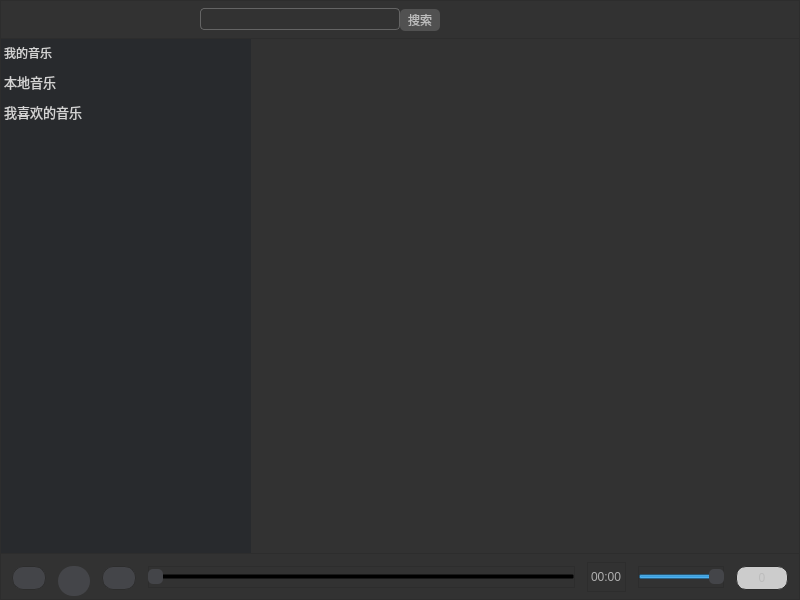
tongtianli/QtMusicPlayer, file mainWindow/mainwindow.ui: the form before one commit.
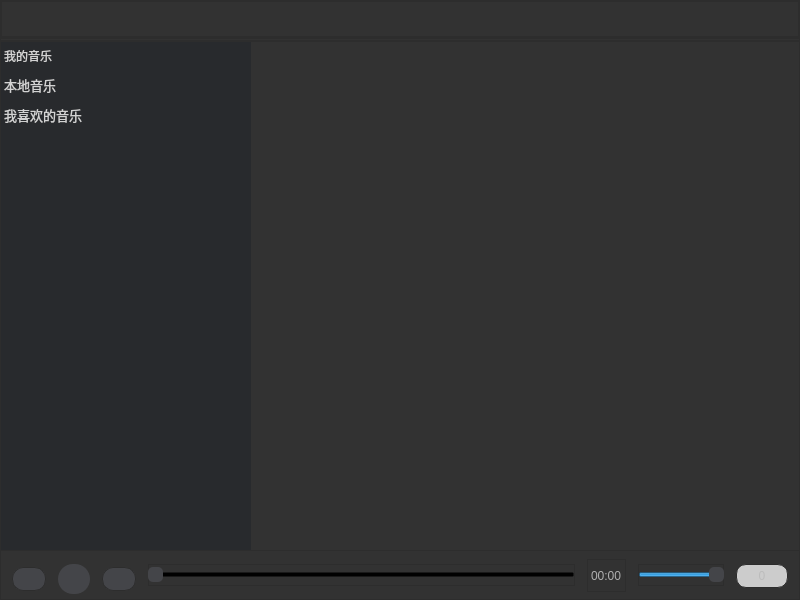
The form after the commit. Icons and pictures are not drawn.

The edit to the form file:
```diff
--- a/mainWindow/mainwindow.ui
+++ b/mainWindow/mainwindow.ui
@@ -282,7 +282,7 @@
 		background: rgb(50, 50, 50);
 }</string>
    </property>
-   <layout class="QVBoxLayout" name="verticalLayout" stretch="0,1,0">
+   <layout class="QVBoxLayout" name="verticalLayout" stretch="0,0,1,0">
     <property name="spacing">
      <number>0</number>
     </property>
@@ -299,247 +299,67 @@
      <number>0</number>
     </property>
     <item>
-     <layout class="QHBoxLayout" name="mainwinHead" stretch="0,1,0,0,0,0,0">
-      <property name="spacing">
+     <widget class="QScrollArea" name="head">
+      <property name="minimumSize">
+       <size>
+        <width>0</width>
+        <height>38</height>
+       </size>
+      </property>
+      <property name="maximumSize">
+       <size>
+        <width>16777215</width>
+        <height>38</height>
+       </size>
+      </property>
+      <property name="lineWidth">
        <number>0</number>
       </property>
-      <property name="topMargin">
-       <number>8</number>
+      <property name="verticalScrollBarPolicy">
+       <enum>Qt::ScrollBarAlwaysOff</enum>
       </property>
-      <property name="rightMargin">
-       <number>12</number>
+      <property name="horizontalScrollBarPolicy">
+       <enum>Qt::ScrollBarAlwaysOff</enum>
       </property>
-      <property name="bottomMargin">
-       <number>8</number>
+      <property name="widgetResizable">
+       <bool>true</bool>
       </property>
-      <item>
-       <spacer name="horizontalSpacer">
-        <property name="orientation">
-         <enum>Qt::Horizontal</enum>
-        </property>
-        <property name="sizeType">
-         <enum>QSizePolicy::Fixed</enum>
-        </property>
-        <property name="sizeHint" stdset="0">
-         <size>
-          <width>200</width>
-          <height>22</height>
-         </size>
-        </property>
-       </spacer>
-      </item>
-      <item>
-       <widget class="QLineEdit" name="searchBox">
-        <property name="sizePolicy">
-         <sizepolicy hsizetype="Fixed" vsizetype="Fixed">
-          <horstretch>0</horstretch>
-          <verstretch>0</verstretch>
-         </sizepolicy>
-        </property>
-        <property name="minimumSize">
-         <size>
-          <width>200</width>
-          <height>22</height>
-         </size>
-        </property>
-        <property name="maximumSize">
-         <size>
-          <width>200</width>
-          <height>22</height>
-         </size>
-        </property>
-        <property name="styleSheet">
-         <string notr="true"/>
-        </property>
-        <property name="clearButtonEnabled">
-         <bool>true</bool>
-        </property>
-       </widget>
-      </item>
-      <item>
-       <widget class="QPushButton" name="searchBotton">
-        <property name="sizePolicy">
-         <sizepolicy hsizetype="Minimum" vsizetype="Fixed">
-          <horstretch>40</horstretch>
-          <verstretch>22</verstretch>
-         </sizepolicy>
-        </property>
-        <property name="minimumSize">
-         <size>
-          <width>22</width>
-          <height>22</height>
-         </size>
-        </property>
-        <property name="maximumSize">
-         <size>
-          <width>40</width>
-          <height>20</height>
-         </size>
-        </property>
-        <property name="styleSheet">
-         <string notr="true">/**********按钮**********/
-QPushButton{
-
-	border: none;
-	border-radius: 5px;
-	min-width: 22px;
-	min-height: 22px;	
-}
-
-QPushButton:enabled {
-        background: rgb(81, 81, 81);
-        	color: rgb(188, 188, 188);
-}
-QPushButton:!enabled {
-        background: rgb(100, 100, 100);
-        color: rgb(200, 200, 200);
-}
-QPushButton:enabled:hover{
-        background: rgb(85, 85, 85);
-}
-QPushButton:enabled:pressed{
-        background: rgb(80, 80, 80);
+      <widget class="QWidget" name="scrollAreaWidgetContents_2">
+       <property name="geometry">
+        <rect>
+         <x>0</x>
+         <y>0</y>
+         <width>798</width>
+         <height>36</height>
+        </rect>
+       </property>
+       <property name="minimumSize">
+        <size>
+         <width>0</width>
+         <height>36</height>
+        </size>
+       </property>
+       <property name="maximumSize">
+        <size>
+         <width>16777215</width>
+         <height>36</height>
+        </size>
+       </property>
+      </widget>
+     </widget>
+    </item>
+    <item>
+     <widget class="Line" name="line">
+      <property name="styleSheet">
+       <string notr="true">Line{
+	
+	background-color: qlineargradient(spread:pad, x1:0, y1:0, x2:1, y2:0, stop:0 rgb(130, 0, 0), stop:0.166 rgb(255, 0, 0),  stop:1 rgb(130, 0, 0));
 }</string>
-        </property>
-        <property name="text">
-         <string>搜索</string>
-        </property>
-       </widget>
-      </item>
-      <item>
-       <spacer name="horizontalSpacer_2">
-        <property name="orientation">
-         <enum>Qt::Horizontal</enum>
-        </property>
-        <property name="sizeHint" stdset="0">
-         <size>
-          <width>40</width>
-          <height>22</height>
-         </size>
-        </property>
-       </spacer>
-      </item>
-      <item>
-       <widget class="QPushButton" name="btnHide">
-        <property name="styleSheet">
-         <string notr="true">QPushButton{
-
-	border: none;
-	border-radius: 5px;
-	min-width: 22px;
-	min-height: 22px;	
-}
-
-QPushButton:enabled {
-        background: transparent;
-        	color: rgb(188, 188, 188);
-}
-QPushButton:!enabled {
-        background: rgb(100, 100, 100);
-        color: rgb(200, 200, 200);
-}
-QPushButton:enabled:hover{
-        background: rgb(85, 85, 85);
-}
-QPushButton:enabled:pressed{
-        background: rgb(80, 80, 80);
-}
-</string>
-        </property>
-        <property name="text">
-         <string/>
-        </property>
-        <property name="icon">
-         <iconset resource="mainwindow.qrc">
-          <normaloff>:/image/resource/hide.png</normaloff>:/image/resource/hide.png</iconset>
-        </property>
-       </widget>
-      </item>
-      <item>
-       <widget class="QPushButton" name="btnFullScreen">
-        <property name="styleSheet">
-         <string notr="true">QPushButton{
-
-	border: none;
-	border-radius: 5px;
-	min-width: 22px;
-	min-height: 22px;	
-}
-
-QPushButton:enabled {
-        background: transparent;
-        	color: rgb(188, 188, 188);
-}
-QPushButton:!enabled {
-        background: rgb(100, 100, 100);
-        color: rgb(200, 200, 200);
-}
-QPushButton:enabled:hover{
-        background: rgb(85, 85, 85);
-}
-QPushButton:enabled:pressed{
-        background: rgb(80, 80, 80);
-}
-</string>
-        </property>
-        <property name="text">
-         <string/>
-        </property>
-        <property name="icon">
-         <iconset resource="mainwindow.qrc">
-          <normaloff>:/image/resource/fullscreen.png</normaloff>:/image/resource/fullscreen.png</iconset>
-        </property>
-       </widget>
-      </item>
-      <item>
-       <widget class="QPushButton" name="btnExit">
-        <property name="baseSize">
-         <size>
-          <width>0</width>
-          <height>0</height>
-         </size>
-        </property>
-        <property name="styleSheet">
-         <string notr="true">QPushButton{
-
-	border: none;
-	border-radius: 5px;
-	min-width: 22px;
-	min-height: 22px;	
-}
-
-QPushButton:enabled {
-        background: transparent;
-        	color: rgb(188, 188, 188);
-}
-QPushButton:!enabled {
-        background: rgb(100, 100, 100);
-        color: rgb(200, 200, 200);
-}
-QPushButton:enabled:hover{
-        background: rgb(85, 85, 85);
-}
-QPushButton:enabled:pressed{
-        background: rgb(80, 80, 80);
-}
-</string>
-        </property>
-        <property name="text">
-         <string/>
-        </property>
-        <property name="icon">
-         <iconset resource="mainwindow.qrc">
-          <normaloff>:/image/resource/cross.png</normaloff>:/image/resource/cross.png</iconset>
-        </property>
-        <property name="iconSize">
-         <size>
-          <width>16</width>
-          <height>16</height>
-         </size>
-        </property>
-       </widget>
-      </item>
-     </layout>
+      </property>
+      <property name="orientation">
+       <enum>Qt::Horizontal</enum>
+      </property>
+     </widget>
     </item>
     <item>
      <widget class="QSplitter" name="splitter">
@@ -703,7 +523,7 @@
           <x>0</x>
           <y>0</y>
           <width>548</width>
-          <height>514</height>
+          <height>508</height>
          </rect>
         </property>
         <property name="sizePolicy">
@@ -750,7 +570,7 @@
         <property name="minimumSize">
          <size>
           <width>24</width>
-          <height>24</height>
+          <height>27</height>
          </size>
         </property>
         <property name="maximumSize">
@@ -767,6 +587,7 @@
 	min-height: 22px;	
 }
 QPushButton:enabled {
+		margin-top:3px;
         background: rgb(68, 69, 73);
         color: white;
 }
@@ -795,7 +616,7 @@
         <property name="minimumSize">
          <size>
           <width>30</width>
-          <height>30</height>
+          <height>33</height>
          </size>
         </property>
         <property name="maximumSize">
@@ -813,6 +634,7 @@
 }
 
 QPushButton:enabled {
+		margin-bottom:3px;
         background: rgb(68, 69, 73);
         color: white;
 }
@@ -842,7 +664,7 @@
         <property name="minimumSize">
          <size>
           <width>24</width>
-          <height>24</height>
+          <height>27</height>
          </size>
         </property>
         <property name="maximumSize">
@@ -859,6 +681,7 @@
 	min-height: 22px;	
 }
 QPushButton:enabled {
+		margin-top:3px;
         background: rgb(68, 69, 73);
         color: white;
 }
@@ -912,6 +735,18 @@
       </item>
       <item>
        <widget class="QLabel" name="labelPlayState">
+        <property name="minimumSize">
+         <size>
+          <width>35</width>
+          <height>0</height>
+         </size>
+        </property>
+        <property name="maximumSize">
+         <size>
+          <width>70</width>
+          <height>16777215</height>
+         </size>
+        </property>
         <property name="styleSheet">
          <string notr="true"/>
         </property>
```
Left out of the diff: 2 changed lines with no effect on the pictures.
